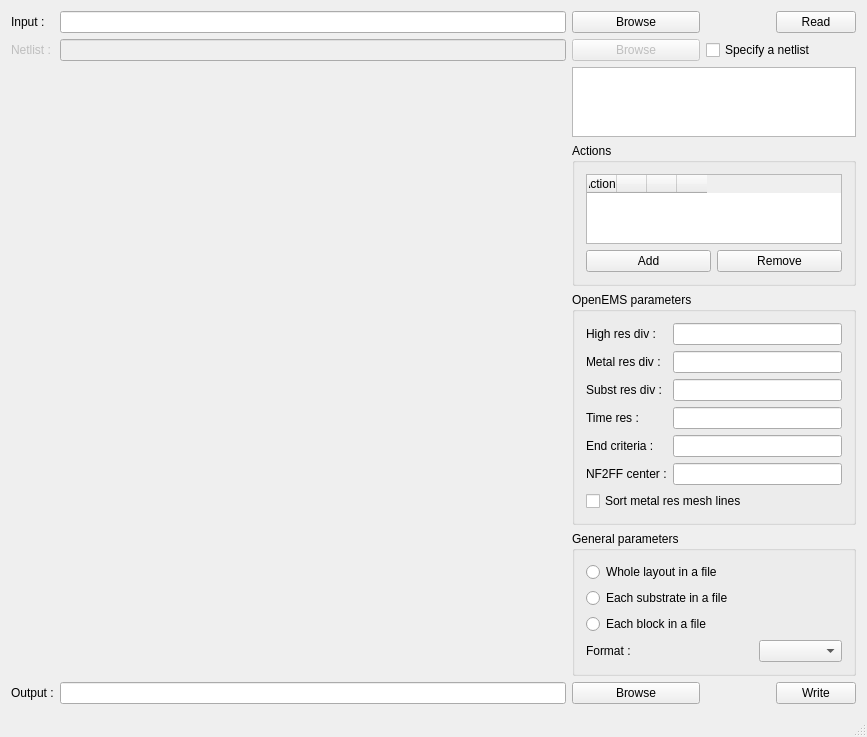
Above: src/mainwindow.ui from thomaslepoix/Qucs-RFlayout before the change. Below: the same form after it.
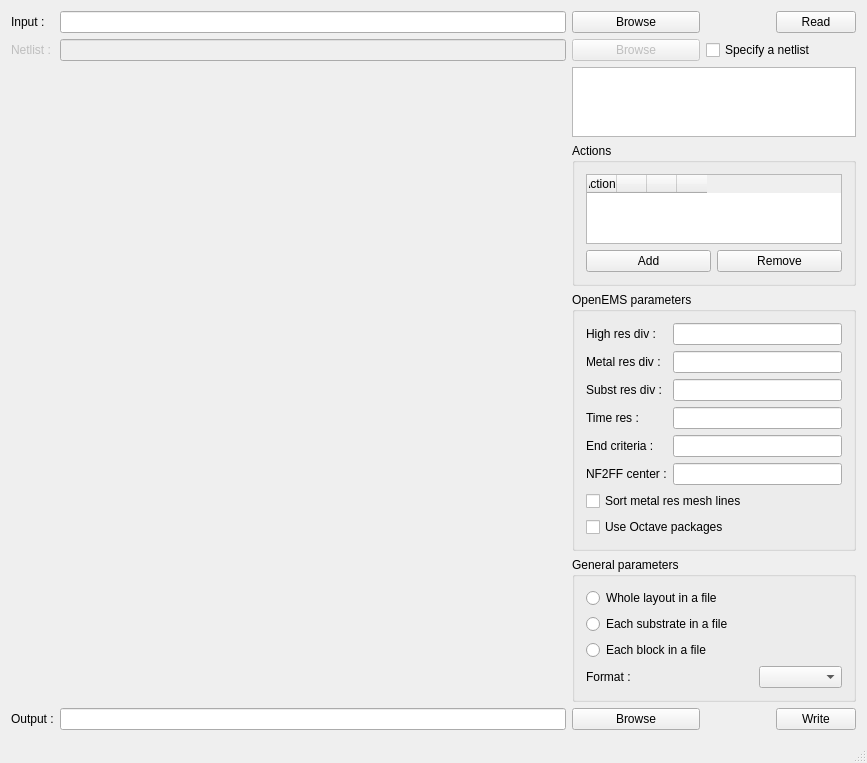
That is the form after the change. Custom widgets are drawn as their Qt base class.

Commit message: GUI : fix --oems-sort-metalresmesh & add --oems-pkg

Patch:
```diff
--- a/src/mainwindow.ui
+++ b/src/mainwindow.ui
@@ -212,6 +212,19 @@
          </property>
         </widget>
        </item>
+       <item row="2">
+        <widget class="QCheckBox" name="cb_oems_pkg">
+         <property name="focusPolicy">
+          <enum>Qt::NoFocus</enum>
+         </property>
+         <property name="text">
+          <string>Use Octave packages</string>
+         </property>
+         <property name="toolTip">
+          <string>Look for 'openems' and 'csxcad' Octave packages (from Debian 10 repository)</string>
+         </property>
+        </widget>
+       </item>
       </layout>
      </widget>
     </item>
```
The commit also changes 2 other files.
